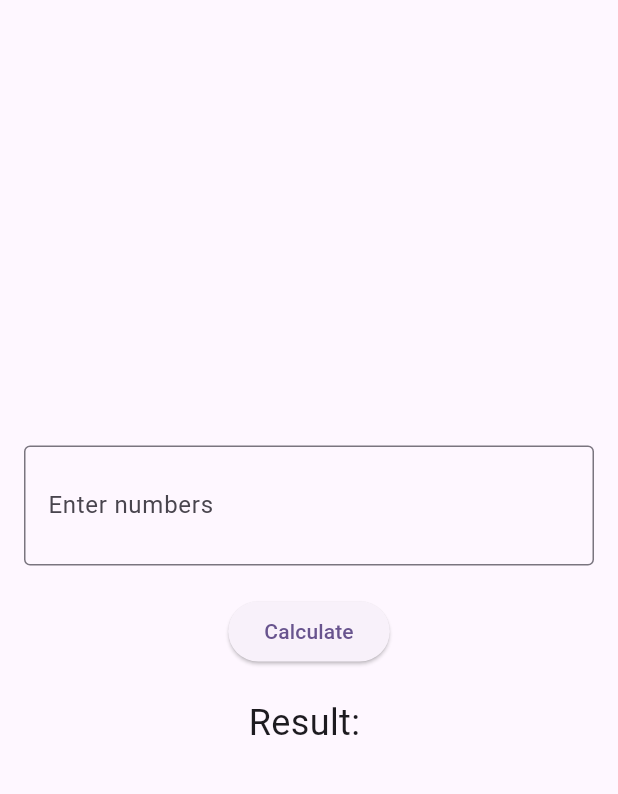
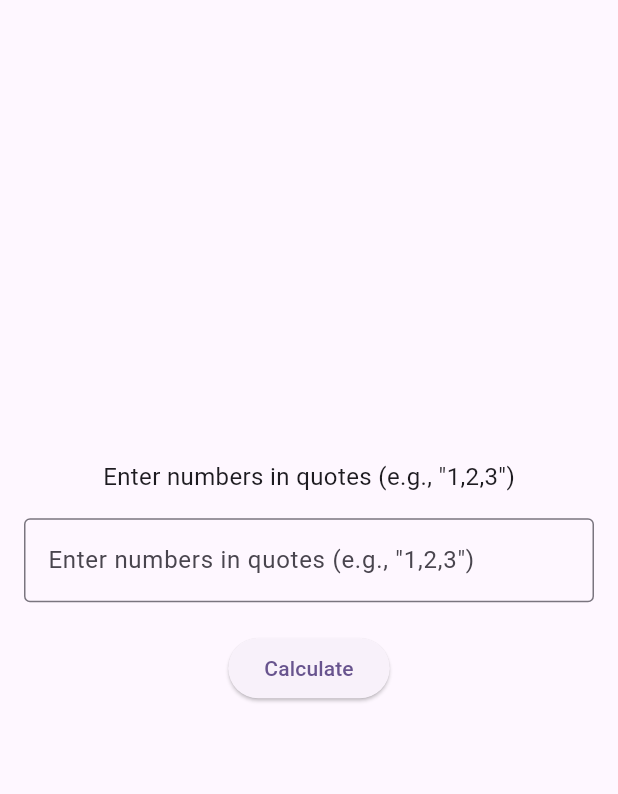
Before and after one commit to vicky7715/Calculator_Flutter_Tdd, a Flutter app: the screen it shows after launch, on a phone screen of 412 x 824 dp, the part 63-857 px from its top. Run offline on Flutter 3.47's test engine with Material 3 defaults, Android fonts, the phone set to English and light mode, and no system bars.

Commit message:
Added a new feature (string calculator) for custom delimiters\n -Added screenshot showing the fixed input handling

```diff
--- a/lib/main.dart
+++ b/lib/main.dart
@@ -44,7 +44,22 @@ class _CalculatorPageState extends State<CalculatorPage> {
     final calculator = StringCalculator();
     setState(() {
       try {
-        _result = calculator.add(_controller.text).toString();
+        String inputText = _controller.text.trim();
+        print("Original Input: '$inputText'");
+
+        inputText = inputText.replaceAll(RegExp(r'[“”]'), '"');
+
+        if (!inputText.startsWith('"') || !inputText.endsWith('"')) {
+          throw FormatException('Input must be in quotes (e.g., "1,2,3")');
+        }
+
+        inputText = inputText.substring(1, inputText.length - 1);
+
+        print("Processed Input (quotes removed): '$inputText'");
+
+        inputText = inputText.replaceAll(RegExp(r'[;,]+'), ',');
+        print("Sanitized Input: '$inputText'");
+        _result = "Sum: ${calculator.add(inputText)}";
       } catch (e) {
         _result = 'Error: ${e.toString()}';
       }
@@ -58,18 +73,18 @@ class _CalculatorPageState extends State<CalculatorPage> {
       child: Column(
         mainAxisAlignment: MainAxisAlignment.center,
         children: [
+          const Text(
+            "Enter numbers in quotes (e.g., \"1,2,3\")",
+            style: TextStyle(fontSize: 16),
+          ),
+          const SizedBox(height: 16),
+          // User input field
           TextField(
             controller: _controller,
             decoration: InputDecoration(
-              labelText: 'Enter numbers',
+              labelText: 'Enter numbers in quotes (e.g., "1,2,3")',
               border: OutlineInputBorder(),
-              hintText: 'e.g. 1, 2, 3 or 1\n 2, 3',
             ),
-            keyboardType: TextInputType.numberWithOptions(decimal: true),
-            inputFormatters: [
-             FilteringTextInputFormatter.allow(RegExp(r'["\d,]')),
-            ],
-            maxLines: null,
           ),
           SizedBox(height: 20),
           ElevatedButton(
@@ -77,10 +92,24 @@ class _CalculatorPageState extends State<CalculatorPage> {
             child: Text('Calculate'),
           ),
           SizedBox(height: 20),
-          Text(
-            'Result: $_result',
-            style: TextStyle(fontSize: 24),
-          ),
+          if (_result.isNotEmpty)
+            Card(
+              color: Colors.teal[50],
+              margin: const EdgeInsets.symmetric(horizontal: 8),
+              shape: RoundedRectangleBorder(
+                borderRadius: BorderRadius.circular(12),
+              ),
+              child: Padding(
+                padding: const EdgeInsets.all(16.0),
+                child: Text(
+                  _result,
+                  style: TextStyle(
+                    fontSize: 18,
+                    color: Colors.teal[900],
+                  ),
+                ),
+              ),
+            ),
         ],
       ),
     );
```
Also changed, not shown: screen_shot/Screenshot 2025-01-29 at 12.30.28 PM.png (added), screen_shot/Screenshot 2025-01-29 at 12.30.48 PM.png (added), screen_shot/Screenshot 2025-01-29 at 12.31.07 PM.png (added), screen_shot/Screenshot 2025-01-29 at 12.32.32 PM.png (added), screen_shot/Screenshot 2025-01-29 at 12.56.27 PM.png (added).
